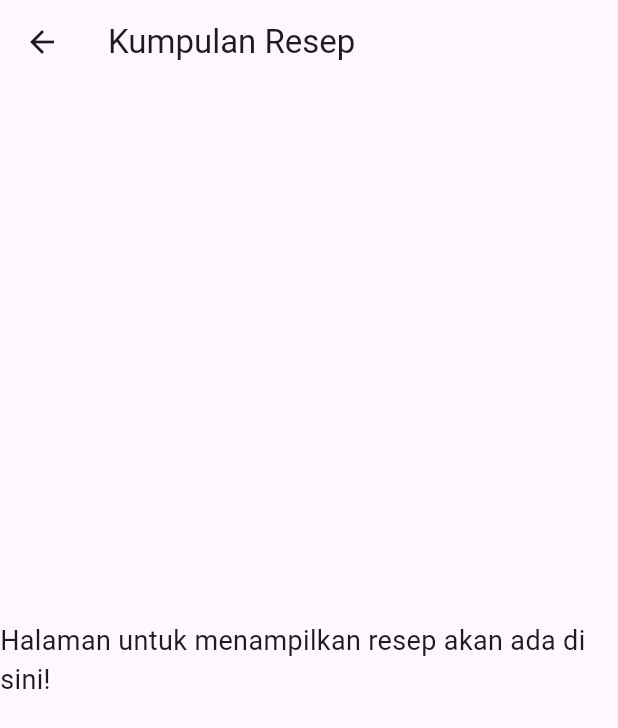
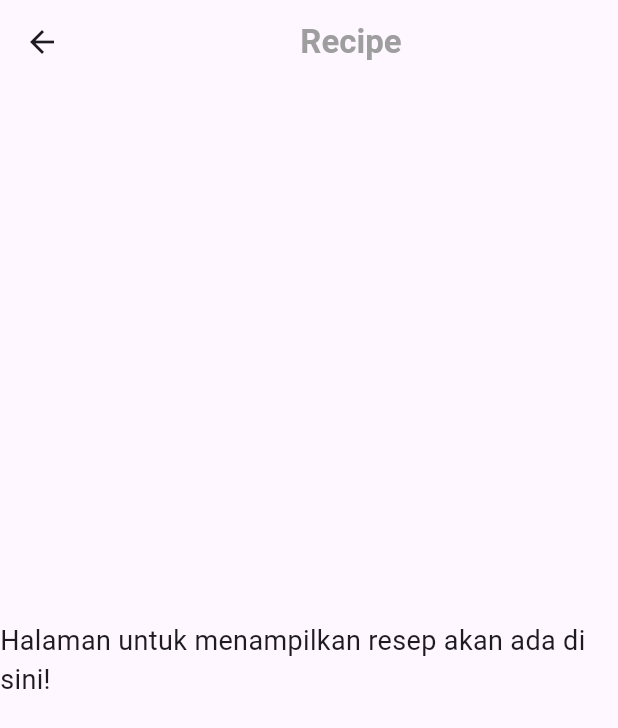
Before and after one commit to MuhammadSuheil/Doofie-App, a Flutter app: the RecipeScreen screen opened directly, on a phone screen of 412 x 824 dp. Shown: the top 728 px of the screen. Run offline on Flutter 3.47's test engine with Material 3 defaults, Android fonts, the phone set to English and light mode, and no system bars; our stand-ins replace cloud_firestore, firebase_core, image_picker, supabase_flutter; accounts and stored records are empty.

Commit message:
minor fix

```diff
--- a/lib/views/main_screen.dart
+++ b/lib/views/main_screen.dart
@@ -41,12 +41,12 @@ class _MainScreenState extends State<MainScreen>{
           BottomNavigationBarItem(
             icon: Icon(Icons.kitchen_outlined),
             activeIcon: Icon(Icons.kitchen),
-            label: 'Recipe',
+            label: 'Fridge',
           ),
           BottomNavigationBarItem(
             icon: Icon(Icons.person_outline),
             activeIcon: Icon(Icons.person),
-            label: 'Recipe',
+            label: 'Profile',
           ),
         ],
       currentIndex: _selectedIndex,
--- a/lib/views/profile_screen.dart
+++ b/lib/views/profile_screen.dart
@@ -8,7 +8,9 @@ class ProfileScreen extends StatelessWidget {
     // TODO: implement build
     return Scaffold(
       appBar: AppBar(
-        title: const Text('Profil Saya'),
+        title: Center(
+          child: Text('Profile', style: TextStyle(color: Colors.grey, fontWeight: FontWeight.w600),),
+        ),
       ),
       body: const Center(
         child: Text(
--- a/lib/views/recipe_screen.dart
+++ b/lib/views/recipe_screen.dart
@@ -8,7 +8,9 @@ class RecipeScreen extends StatelessWidget{
     // TODO: implement build
     return Scaffold(
       appBar: AppBar(
-        title: const Text('Kumpulan Resep'),
+        title: Center(
+          child: Text('Recipe', style: TextStyle(color: Colors.grey, fontWeight: FontWeight.w600),),
+        ),
       ),
       body: const Center(
         child: Text(
```
